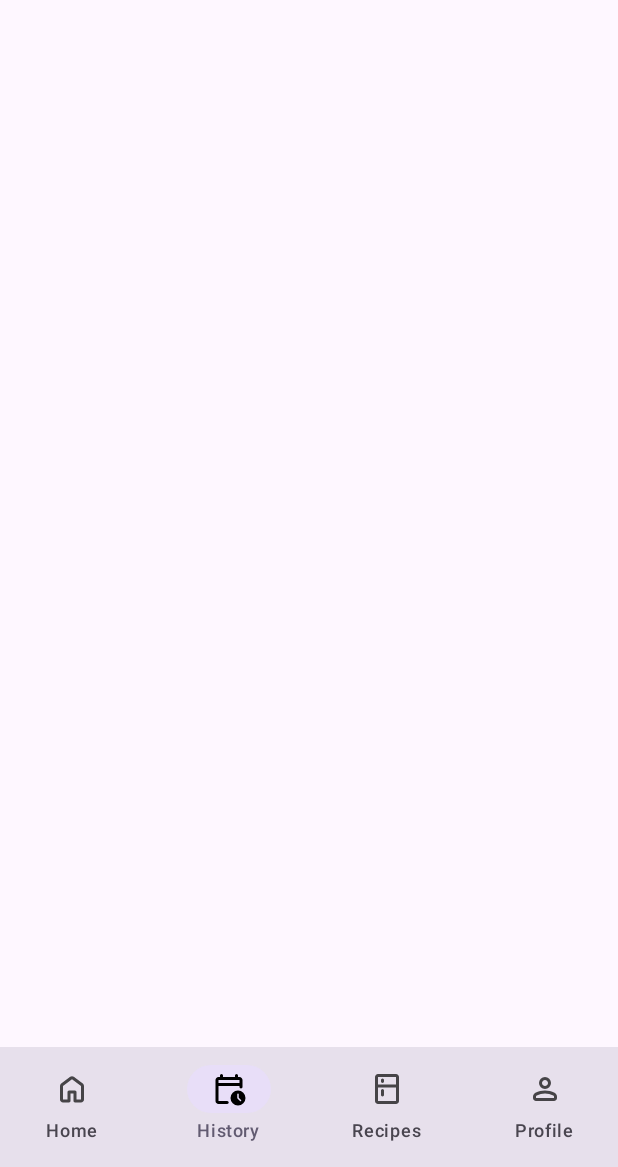
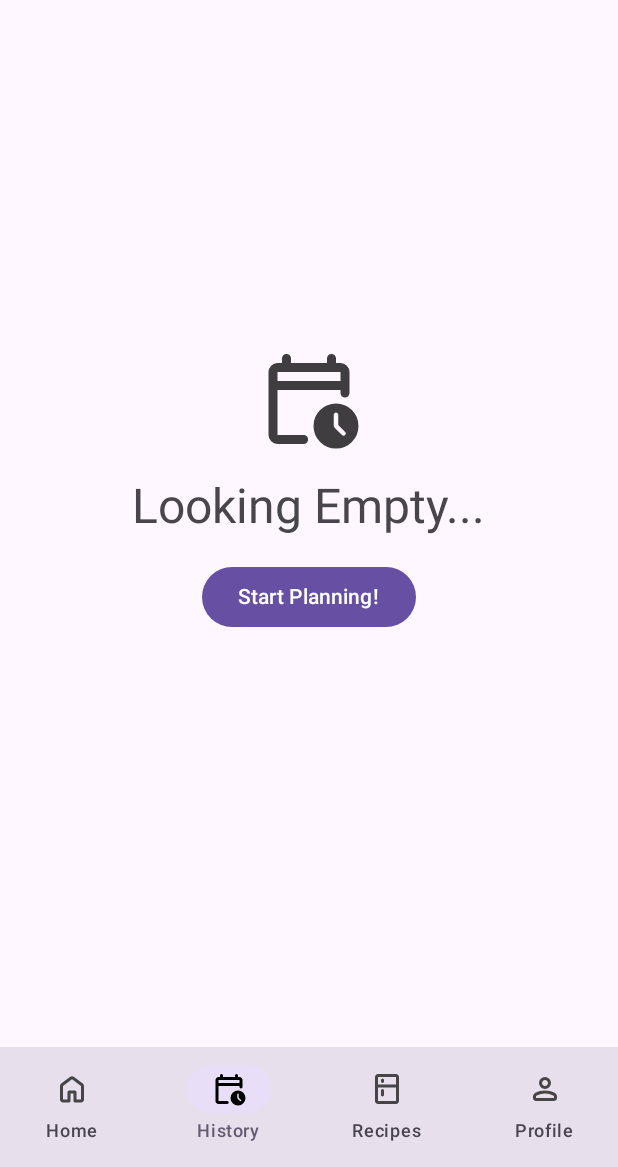
Before and after one commit to LanceSebastian/MajorProject-SousChef, an Android app built with Jetpack Compose: the TopHistoryScreen screen opened through its navigation route, on a phone screen of 412 x 824 dp, the part 69-1236 px from its top. Run offline under Robolectric (Android 15) with nearby library versions, the phone set to English and light mode, and no system bars; our stand-ins replace Firebase (no records; nobody signed in at launch, a user with empty details on screens opened directly), livedata-compose; libraries missing offline, so code that uses them is left out: com.google.apphosting.datastore.

Commit message:
Feat: Add empty screen for History

```diff
--- a/app/src/main/java/uk/ac/aber/dcs/souschefapp/screens/History.kt
+++ b/app/src/main/java/uk/ac/aber/dcs/souschefapp/screens/History.kt
@@ -1,21 +1,36 @@
 package uk.ac.aber.dcs.souschefapp.screens
 
+import androidx.compose.foundation.Image
+import androidx.compose.foundation.layout.Arrangement
+import androidx.compose.foundation.layout.Column
 import androidx.compose.foundation.layout.Spacer
 import androidx.compose.foundation.layout.fillMaxSize
 import androidx.compose.foundation.layout.height
 import androidx.compose.foundation.layout.padding
+import androidx.compose.foundation.layout.size
 import androidx.compose.foundation.lazy.LazyColumn
+import androidx.compose.material.icons.Icons
+import androidx.compose.material.icons.filled.Add
+import androidx.compose.material3.Button
+import androidx.compose.material3.Icon
+import androidx.compose.material3.MaterialTheme
 import androidx.compose.material3.Surface
+import androidx.compose.material3.Text
 import androidx.compose.runtime.Composable
 import androidx.compose.runtime.DisposableEffect
 import androidx.compose.runtime.getValue
 import androidx.compose.runtime.livedata.observeAsState
+import androidx.compose.ui.Alignment
 import androidx.compose.ui.Modifier
+import androidx.compose.ui.draw.alpha
+import androidx.compose.ui.res.painterResource
 import androidx.compose.ui.tooling.preview.Preview
 import androidx.compose.ui.unit.dp
+import androidx.navigation.NavController
 import androidx.navigation.NavHostController
 import androidx.navigation.compose.rememberNavController
 import com.google.firebase.Timestamp
+import uk.ac.aber.dcs.souschefapp.R
 import uk.ac.aber.dcs.souschefapp.database.MainState
 import uk.ac.aber.dcs.souschefapp.firebase.Log
 import uk.ac.aber.dcs.souschefapp.firebase.Recipe
@@ -24,6 +39,7 @@ import uk.ac.aber.dcs.souschefapp.firebase.viewmodel.LogViewModel
 import uk.ac.aber.dcs.souschefapp.firebase.viewmodel.RecipeViewModel
 import uk.ac.aber.dcs.souschefapp.ui.components.BareMainScreen
 import uk.ac.aber.dcs.souschefapp.ui.components.CardHistory
+import uk.ac.aber.dcs.souschefapp.ui.navigation.Screen
 import uk.ac.aber.dcs.souschefapp.ui.theme.AppTheme
 
 import java.time.Instant
@@ -76,7 +92,7 @@ fun HistoryScreen(
     selectRecipe: (String) -> Unit,
     setLog: (Long) -> Unit,
 ){
-    val sortedLogs = logs.sortedByDescending { it.createdAt }
+    val sortedLogs = logs.sortedBy { it.logId }
     BareMainScreen(
         navController = navController,
         mainState = MainState.HISTORY
@@ -85,6 +101,7 @@ fun HistoryScreen(
             modifier = Modifier
                 .padding(innerPadding)
         ) {
+            if (logs.isNotEmpty()) {
                 LazyColumn(
                     modifier = Modifier
                         .fillMaxSize()
@@ -107,6 +124,30 @@ fun HistoryScreen(
                             )
                             Spacer(modifier = Modifier.height(8.dp))
                         }
+                    }
+                }
+            } else {
+                Column(
+                    verticalArrangement = Arrangement.spacedBy(16.dp, Alignment.CenterVertically),
+                    horizontalAlignment = Alignment.CenterHorizontally,
+                    modifier = Modifier.fillMaxSize()
+                ) {
+                    Image(
+                        painter = painterResource(R.drawable.history),
+                        contentDescription = null,
+                        modifier = Modifier
+                            .size(72.dp)
+                            .alpha(0.75f)
+                    )
+                    Text(
+                        text = "Looking Empty...",
+                        style = MaterialTheme.typography.headlineLarge,
+                        color = MaterialTheme.colorScheme.onSurfaceVariant
+                    )
+                    Button(onClick = { navController.navigate(Screen.Home.route) }) {
+                        Text("Start Planning!")
+                    }
+                    Spacer(modifier = Modifier.height(48.dp))
                 }
             }
         }
```
Lines whose indentation alone changed are shown as unchanged.
